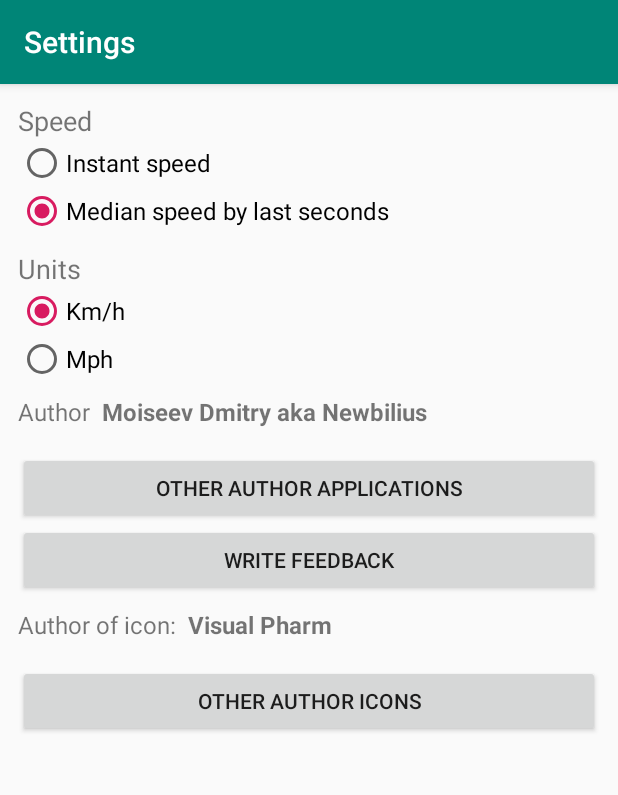
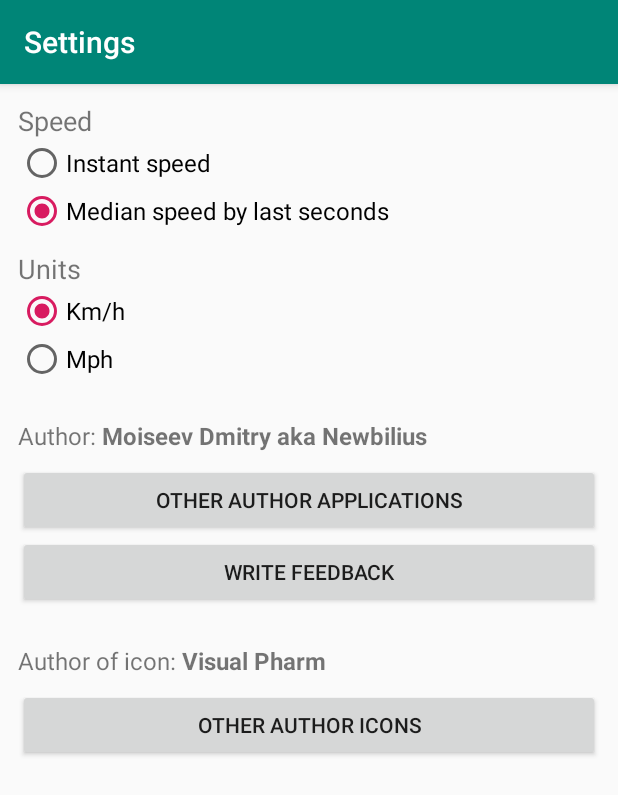
Before and after one commit to Newbilius/GPS_Speedometer, an Android app: the SettingsActivity screen opened directly, with no data from a screen before it, on a phone screen of 412 x 824 dp. Shown: the top 795 px of the screen. Run offline under Robolectric (Android 15) with nearby library versions, the phone set to English and light mode, and no system bars; our stand-ins replace data binding.

Commit message:
Чуть подправил локализацию и внешний вид страницы настроек

```diff
--- a/app/src/main/res/layout/activity_settings.xml
+++ b/app/src/main/res/layout/activity_settings.xml
@@ -82,8 +82,8 @@
             <LinearLayout
                 android:layout_width="fill_parent"
                 android:layout_height="wrap_content"
-                android:layout_marginTop="8dp"
-                android:layout_marginBottom="16dp"
+                android:layout_marginTop="@dimen/infoBlockMarginTop"
+                android:layout_marginBottom="@dimen/infoBlockMarginBottom"
                 android:orientation="horizontal">
 
                 <TextView
@@ -95,7 +95,7 @@
                 <TextView
                     android:layout_width="wrap_content"
                     android:layout_height="wrap_content"
-                    android:paddingLeft="8dp"
+                    android:paddingLeft="@dimen/settingsBlockTitleLeftPadding"
                     android:text="@string/newbilius"
                     android:textSize="@dimen/textSize"
                     android:textStyle="bold" />
@@ -116,8 +116,8 @@
             <LinearLayout
                 android:layout_width="fill_parent"
                 android:layout_height="wrap_content"
-                android:layout_marginTop="8dp"
-                android:layout_marginBottom="16dp"
+                android:layout_marginTop="@dimen/infoBlockMarginTop"
+                android:layout_marginBottom="@dimen/infoBlockMarginBottom"
                 android:orientation="horizontal">
 
                 <TextView
@@ -129,7 +129,7 @@
                 <TextView
                     android:layout_width="wrap_content"
                     android:layout_height="wrap_content"
-                    android:paddingLeft="8dp"
+                    android:paddingLeft="@dimen/settingsBlockTitleLeftPadding"
                     android:text="@string/iconAuthorName"
                     android:textSize="@dimen/textSize"
                     android:textStyle="bold" />
--- a/app/src/main/res/values/dimens.xml
+++ b/app/src/main/res/values/dimens.xml
@@ -5,4 +5,7 @@
     <dimen name="infoTextSize">32sp</dimen>
     <dimen name="configGroupTitleSize">18sp</dimen>
     <dimen name="screenPadding">12dp</dimen>
+    <dimen name="infoBlockMarginTop">24dp</dimen>
+    <dimen name="infoBlockMarginBottom">8dp</dimen>
+    <dimen name="settingsBlockTitleLeftPadding">4dp</dimen>
 </resources>
--- a/app/src/main/res/values/strings.xml
+++ b/app/src/main/res/values/strings.xml
@@ -23,9 +23,9 @@
     <string name="writeFeedbackButtonTitle">Write feedback</string>
     <string name="settingsScreenTitle">Settings</string>
     <string name="goToIconAuthorSiteButtonTitle">Other author icons</string>
-    <string name="author">Author</string>
+    <string name="author">Author: </string>
     <string name="newbilius">Moiseev Dmitry aka Newbilius</string>
-    <string name="iconAuthor">Author of icon:</string>
+    <string name="iconAuthor">Author of icon: </string>
     <string name="iconAuthorName">Visual Pharm</string>
 
     <plurals name="speedFormat_mph_plurals">
```
Also changed, not shown: 1 other file.
